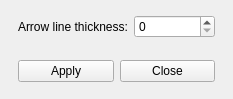
martinvanzijl/genealogy-maker, file gui/preferenceswindow.ui: the form before one commit.
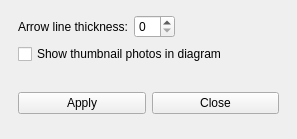
The form after the commit.

Commit message: Add preference to show thumbnails or not.

Patch:
```diff
--- a/gui/preferenceswindow.ui
+++ b/gui/preferenceswindow.ui
@@ -6,8 +6,8 @@
    <rect>
     <x>0</x>
     <y>0</y>
-    <width>233</width>
-    <height>99</height>
+    <width>297</width>
+    <height>139</height>
    </rect>
   </property>
   <property name="windowTitle">
@@ -27,6 +27,9 @@
        <enum>QFrame::Raised</enum>
       </property>
       <layout class="QFormLayout" name="formLayout">
+       <property name="fieldGrowthPolicy">
+        <enum>QFormLayout::ExpandingFieldsGrow</enum>
+       </property>
        <property name="topMargin">
         <number>6</number>
        </property>
@@ -43,6 +46,13 @@
        <item row="0" column="1">
         <widget class="QSpinBox" name="spinBoxArrowLineThickness"/>
        </item>
+       <item row="1" column="0" colspan="2">
+        <widget class="QCheckBox" name="checkBoxShowTumbnail">
+         <property name="text">
+          <string>Show thumbnail photos in diagram</string>
+         </property>
+        </widget>
+       </item>
       </layout>
      </widget>
     </item>
```
The commit also changes 4 other files.
